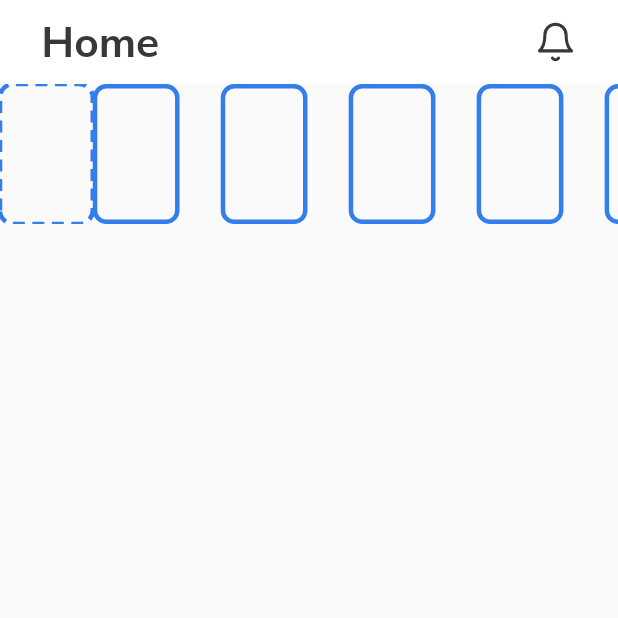
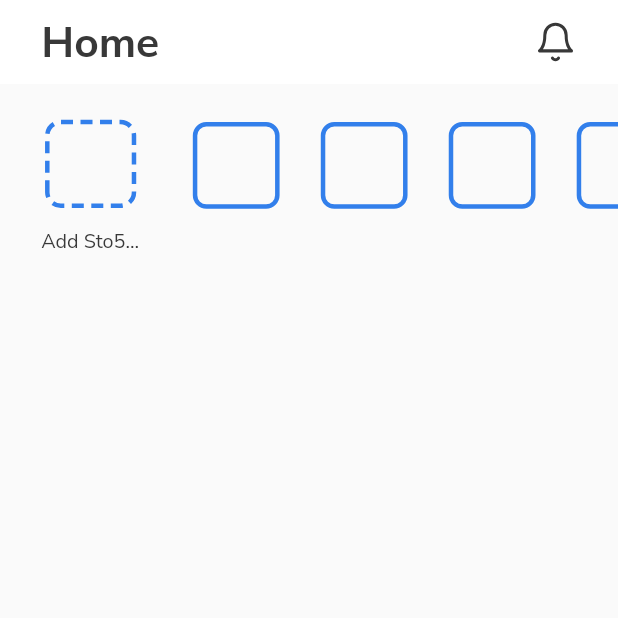
Before and after one commit to Diyorbek7/zetgram_app, a Flutter app: the screen it shows after launch, on a phone screen of 412 x 824 dp, the top half of it. Run offline on Flutter 3.47's test engine with Material 2 defaults, Android fonts, the phone set to English and light mode, and no system bars; drawn by our look-alikes of dotted_border; our stand-ins replace flutter_svg, page_transition, pinput.

```diff
--- a/lib/src/ui/menyu/home/home_screen.dart
+++ b/lib/src/ui/menyu/home/home_screen.dart
@@ -1,4 +1,5 @@
 import 'package:dotted_border/dotted_border.dart';
+import 'package:flutter/cupertino.dart';
 import 'package:flutter/material.dart';
 import 'package:flutter_svg/flutter_svg.dart';
 import 'package:zetgram_app/src/utils/app_color/app_color.dart';
@@ -48,8 +49,11 @@ class _HomeScreenState extends State<HomeScreen> {
       body: ListView(
         children: [
           SizedBox(
-            height: 92 * h,
+            height: 130 * h,
             child: ListView.builder(
+              padding: EdgeInsets.only(
+                top: 25 * h,
+              ),
               itemCount: 7,
               scrollDirection: Axis.horizontal,
               itemBuilder: (context, index) {
@@ -57,26 +61,60 @@ class _HomeScreenState extends State<HomeScreen> {
                   children: [
                     Expanded(
                       child: index == 0
-                          ? DottedBorder(
+                          ? Container(
+                              width: 60 * w,
+                              margin: EdgeInsets.only(
+                                right: 32 * w,
+                                left: 25 * w,
+                              ),
+                              child: Column(
+                                children: [
+                                  SizedBox(
+                                    height: 55 * h,
+                                    child: DottedBorder(
                                       strokeWidth: 3,
                                       dashPattern: const [8, 5],
                                       borderType: BorderType.RRect,
                                       radius: const Radius.circular(9),
                                       child: Container(
-                                height: 57 * h,
-                                width: 57 * h,
+                                        height: 55 * h,
+                                        width: 53 * h,
                                         decoration: BoxDecoration(
-                                  borderRadius: BorderRadius.circular(9),
+                                          borderRadius:
+                                              BorderRadius.circular(9),
                                         ),
                                       ),
                                       color: AppColor.blue,
+                                    ),
+                                  ),
+                                  SizedBox(
+                                    height: 10 * h,
+                                  ),
+                                  Text(
+                                    "Add Sto55ry",
+                                    style: TextStyle(
+                                      fontWeight: FontWeight.w400,
+                                      fontSize: 13 * h,
+                                      fontFamily: AppColor.fontNunitoSans,
+                                      height: 24 / 13 * h,
+                                      color: AppColor.dark,
+                                    ),
+                                    maxLines: 1,
+                                    overflow: TextOverflow.ellipsis,
+                                  ),
+                                ],
+                              ),
                             )
-                          : Container(
+                          : Column(
+                              children: [
+                                Container(
                                   height: 57 * h,
-                              width: 57 * h,
                                   margin: EdgeInsets.only(
                                     right: 25 * w,
                                   ),
+                                  child: Container(
+                                    height: 57 * h,
+                                    width: 57 * h,
                                     decoration: BoxDecoration(
                                       borderRadius: BorderRadius.circular(9),
                                       border: Border.all(
@@ -84,6 +122,9 @@ class _HomeScreenState extends State<HomeScreen> {
                                         width: 3,
                                       ),
                                     ),
+                                  ),
+                                ),
+                              ],
                             ),
                     ),
                   ],
```
Lines whose indentation alone changed are shown as unchanged.
